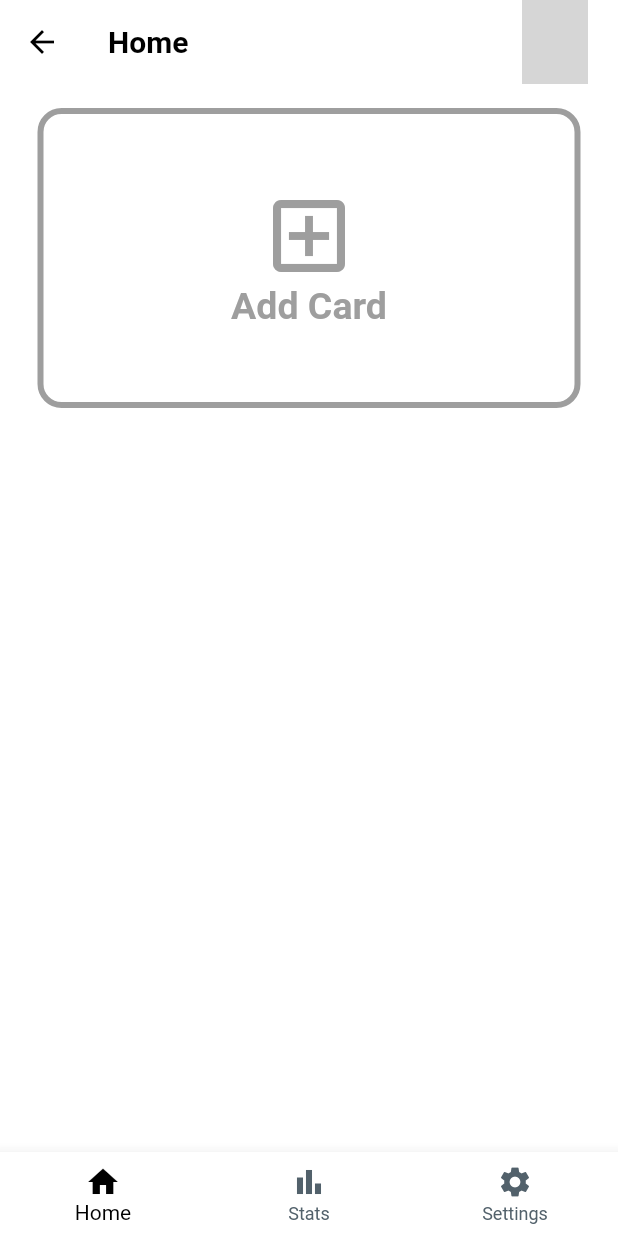
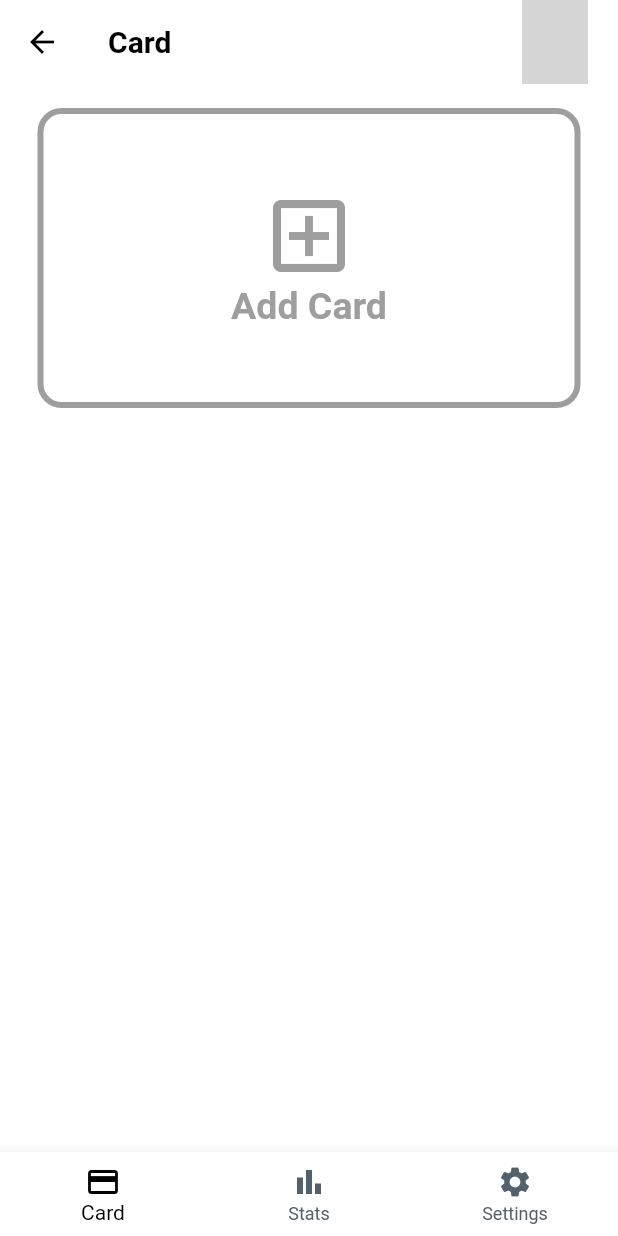
Before and after one commit to OmarAssem11/banking, a Flutter app: the HomeLayout screen opened by its route, on a phone screen of 412 x 824 dp. Run offline on Flutter 3.47's test engine with Material 2 defaults, Android fonts, the phone set to English and light mode, and no system bars; our stand-ins replace cloud_firestore, firebase_auth, firebase_core, firebase_storage, flutter_credit_card, fluttertoast and 2 more; accounts and stored records are empty; network calls fail; grey boxes are pictures that could not be loaded.

Commit message:
update_9

```diff
--- a/lib/layouts/home_layout.dart
+++ b/lib/layouts/home_layout.dart
@@ -1,7 +1,7 @@
 import 'package:banking/providers/user_provider.dart';
-import 'package:banking/screens/home_screen.dart';
+import 'package:banking/screens/card_screen.dart';
 import 'package:banking/screens/settings_screen.dart';
-import 'package:banking/screens/transactions_screen.dart';
+import 'package:banking/screens/stats_screen.dart';
 import 'package:flutter/material.dart';
 import 'package:provider/provider.dart';
 
@@ -15,12 +15,12 @@ class HomeLayout extends StatefulWidget {
 class _HomeLayoutState extends State<HomeLayout> {
   int selectedScreenIndex = 0;
   List<Widget> screens = const [
-    HomeScreen(),
-    TransactionsScreen(),
+    CardScreen(),
+    StatsScreen(),
     SettingsScreen(),
   ];
   List<String> screensTitles = const [
-    'Home',
+    'Card',
     'Stats',
     'Settings',
   ];
@@ -63,8 +63,8 @@ class _HomeLayoutState extends State<HomeLayout> {
         },
         items: const [
           BottomNavigationBarItem(
-            icon: Icon(Icons.home),
-            label: 'Home',
+            icon: Icon(Icons.credit_card),
+            label: 'Card',
           ),
           BottomNavigationBarItem(
             icon: Icon(Icons.bar_chart),
--- a/lib/providers/transactions_provider.dart
+++ b/lib/providers/transactions_provider.dart
@@ -89,6 +89,7 @@ class TransactionsProvider with ChangeNotifier {
 
   Future<void> _getTransactionsModels() async {
     await FirebaseServices.getTransactionsModels(transactions);
+    transactions.sort((a, b) => a.dateTime.compareTo(b.dateTime));
   }
 
   Future<void> _getTransactionsUsers() async {
--- a/lib/screens/home_screen.dart
+++ b/lib/screens/card_screen.dart
@@ -4,18 +4,18 @@ import 'package:banking/shared/components/credit_card.dart';
 import 'package:flutter/material.dart';
 import 'package:provider/provider.dart';
 
-class HomeScreen extends StatefulWidget {
-  const HomeScreen({Key? key}) : super(key: key);
-  static const routeName = '/home_screen';
+class CardScreen extends StatefulWidget {
+  const CardScreen({Key? key}) : super(key: key);
+  static const routeName = '/card_screen';
   @override
-  State<HomeScreen> createState() => _HomeScreenState();
+  State<CardScreen> createState() => _CardScreenState();
 }
 
-class _HomeScreenState extends State<HomeScreen> {
+class _CardScreenState extends State<CardScreen> {
   @override
   Widget build(BuildContext context) {
     final card = Provider.of<CardProvider>(context).cardModel;
-    final theme = Theme.of(context);
+    final themeColor = Theme.of(context).colorScheme;
     return Scaffold(
       body: Column(
         crossAxisAlignment: CrossAxisAlignment.start,
@@ -32,25 +32,31 @@ class _HomeScreenState extends State<HomeScreen> {
                   ),
                   padding: const EdgeInsets.all(16),
                   decoration: BoxDecoration(
-                    color: theme.colorScheme.surface,
+                    color: themeColor.surface,
                     borderRadius: const BorderRadius.all(
                       Radius.circular(16),
                     ),
                   ),
                   child: Column(
-                    crossAxisAlignment: CrossAxisAlignment.start,
+                    crossAxisAlignment: CrossAxisAlignment.stretch,
                     children: [
+                      const Text(
+                        'BALANCE',
+                        textAlign: TextAlign.center,
+                        style: TextStyle(
+                          color: Colors.grey,
+                          fontSize: 18,
+                          fontWeight: FontWeight.bold,
+                        ),
+                      ),
+                      const SizedBox(height: 8),
                       Text(
-                        'BALANCE',
-                        style: theme.textTheme.labelMedium,
-                      ),
-                      const SizedBox(height: 4),
-                      Text(
-                        '\$ ${card.balance}',
+                        '\$${card.balance}',
+                        textAlign: TextAlign.center,
                         style: TextStyle(
-                          fontSize: 20,
+                          fontSize: 28,
                           fontWeight: FontWeight.bold,
-                          color: theme.colorScheme.onSecondary,
+                          color: themeColor.onSecondary,
                         ),
                       ),
                     ],
@@ -68,22 +74,23 @@ class _HomeScreenState extends State<HomeScreen> {
                     ),
                     padding: const EdgeInsets.all(16),
                     decoration: BoxDecoration(
-                      color: theme.colorScheme.surface,
+                      color: themeColor.surface,
                       borderRadius: const BorderRadius.all(
                         Radius.circular(16),
                       ),
                     ),
                     child: Row(
+                      mainAxisAlignment: MainAxisAlignment.center,
                       children: [
                         Text(
                           'Transfer money',
                           style: TextStyle(
-                            fontSize: 20,
+                            fontSize: 23,
                             fontWeight: FontWeight.bold,
-                            color: theme.colorScheme.onSecondary,
+                            color: themeColor.onSecondary,
                           ),
                         ),
-                        const Spacer(),
+                        const SizedBox(width: 8),
                         const Icon(
                           Icons.arrow_forward_ios_rounded,
                           size: 27,
--- a/lib/screens/login_screen.dart
+++ b/lib/screens/login_screen.dart
@@ -11,7 +11,7 @@ import 'package:provider/provider.dart';
 
 class LoginScreen extends StatelessWidget {
   LoginScreen({Key? key}) : super(key: key);
-  static const routeName = '/login';
+  static const routeName = '/login_screen';
   final _formKey = GlobalKey<FormState>();
   final emailController = TextEditingController();
   final passwordController = TextEditingController();
--- a/lib/screens/register_screen.dart
+++ b/lib/screens/register_screen.dart
@@ -10,7 +10,7 @@ import 'package:provider/provider.dart';
 
 class RegisterScreen extends StatelessWidget {
   RegisterScreen({Key? key}) : super(key: key);
-  static const routeName = '/register';
+  static const routeName = '/register_screen';
   final _formKey = GlobalKey<FormState>();
   final nameController = TextEditingController();
   final emailController = TextEditingController();
--- a/lib/screens/settings_screen.dart
+++ b/lib/screens/settings_screen.dart
@@ -8,7 +8,7 @@ import 'package:provider/provider.dart';
 
 class SettingsScreen extends StatelessWidget {
   const SettingsScreen({Key? key}) : super(key: key);
-  static const routeName = '/settings';
+  static const routeName = '/settings_screen';
   @override
   Widget build(BuildContext context) {
     final provider = Provider.of<ThemeProvider>(context);
--- a/lib/screens/transfer_money_screen.dart
+++ b/lib/screens/transfer_money_screen.dart
@@ -4,13 +4,13 @@ import 'package:banking/providers/card_provider.dart';
 import 'package:banking/providers/transactions_provider.dart';
 import 'package:banking/shared/components/custom_button.dart';
 import 'package:banking/shared/components/custom_text_form_field.dart';
-import 'package:banking/shared/firebase_error_handler.dart';
+import 'package:banking/shared/error_handler.dart';
 import 'package:flutter/material.dart';
 import 'package:provider/provider.dart';
 
 class TransferMoneyScreen extends StatelessWidget {
   TransferMoneyScreen({Key? key}) : super(key: key);
-  static const routeName = '/transfer';
+  static const routeName = '/transfer_money_screen';
   final _formKey = GlobalKey<FormState>();
   final accountNumberController = TextEditingController();
   final amountController = TextEditingController();
--- a/lib/shared/components/chart_bar.dart
+++ b/lib/shared/components/chart_bar.dart
@@ -23,8 +23,8 @@ class ChartBar extends StatelessWidget {
         ),
         const SizedBox(height: 5),
         SizedBox(
-          height: 100,
-          width: 20,
+          height: 80,
+          width: 18,
           child: Stack(
             alignment: Alignment.bottomCenter,
             children: [
--- a/lib/shared/components/credit_card.dart
+++ b/lib/shared/components/credit_card.dart
@@ -65,7 +65,7 @@ class CreditCard extends StatelessWidget {
             obscureCardNumber: false,
             isHolderNameVisible: true,
             onCreditCardWidgetChange: (_) {},
-            cardBgColor: const Color.fromARGB(255, 168, 118, 0),
+            cardBgColor: const Color.fromARGB(255, 26, 0, 87),
           );
   }
 
--- a/lib/shared/components/transaction_widget.dart
+++ b/lib/shared/components/transaction_widget.dart
@@ -35,6 +35,7 @@ class TransactionWidget extends StatelessWidget {
             ),
           ),
           Column(
+            crossAxisAlignment: CrossAxisAlignment.start,
             children: [
               Text(
                 name,
--- a/lib/shared/firebase_services.dart
+++ b/lib/shared/firebase_services.dart
@@ -3,7 +3,7 @@ import 'package:banking/models/card_model.dart';
 import 'package:banking/models/transaction_model.dart';
 import 'package:banking/models/user_model.dart';
 import 'package:banking/shared/constants.dart';
-import 'package:banking/shared/firebase_error_handler.dart';
+import 'package:banking/shared/error_handler.dart';
 import 'package:cloud_firestore/cloud_firestore.dart';
 import 'package:firebase_auth/firebase_auth.dart';
 import 'package:firebase_storage/firebase_storage.dart' as firebase_storage;
@@ -55,7 +55,7 @@ mixin FirebaseServices {
         uId = userCredential.user!.uid;
       }
     } on FirebaseAuthException catch (error) {
-      ErrorHandler.registerError(error);
+      ErrorHandler.loginError(error);
     }
   }
 
--- a/lib/shared/themes.dart
+++ b/lib/shared/themes.dart
@@ -54,10 +54,6 @@ final lightTheme = ThemeData(
     headline6: TextStyle(
       fontSize: 20,
       color: Colors.black,
-    ),
-    labelMedium: TextStyle(
-      color: Colors.grey,
-      fontSize: 14,
     ),
     bodyText1: TextStyle(
       fontSize: 15,
@@ -158,10 +154,6 @@ final darkTheme = ThemeData(
       fontSize: 20,
       color: Colors.white,
     ),
-    labelMedium: TextStyle(
-      color: Colors.grey,
-      fontSize: 14,
-    ),
     bodyText1: TextStyle(
       fontSize: 15,
       color: Colors.white,
--- a/pubspec.yaml
+++ b/pubspec.yaml
@@ -39,6 +39,7 @@ dependencies:
   image_picker: ^0.8.4+9
   intl: ^0.17.0
   provider: ^6.0.2
+  sliding_up_panel: ^2.0.0+1
 
 
   # The following adds the Cupertino Icons font to your application.
```
Also changed, not shown: lib/main.dart (+4 -4 lines), lib/screens/stats_screen.dart (added, +70 -0 lines), lib/screens/transactions_screen.dart (deleted, +0 -45 lines), lib/shared/components/chart_widget.dart (+15 -2 lines), lib/shared/error_handler.dart (renamed from lib/shared/firebase_error_handler.dart), pubspec.lock.
